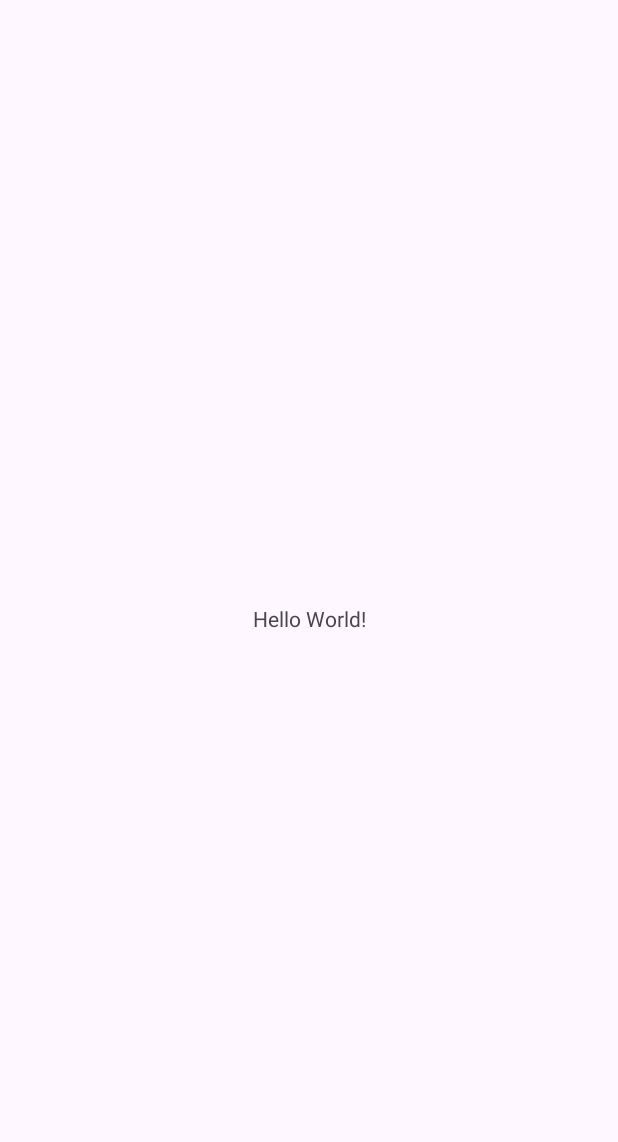
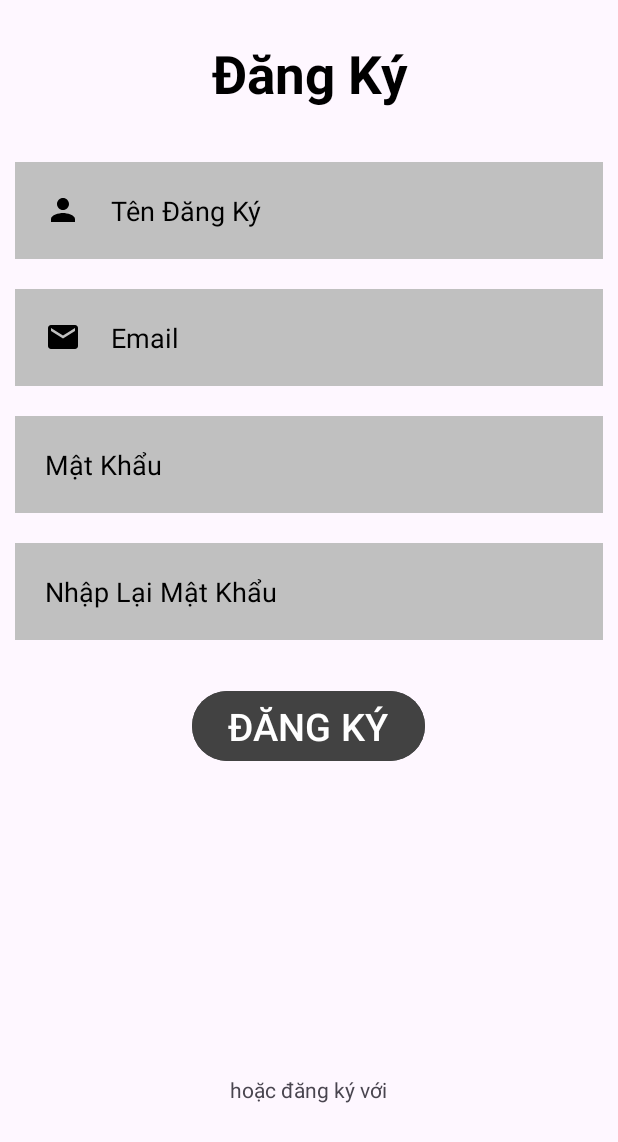
Before and after one commit to vuphuong1794/HealthCareSystem, an Android app: the screen it shows after launch (MainActivity), on a phone screen of 412 x 824 dp. Before the commit the part shown is almost empty. Shown: the top 1142 px of the screen. Run offline under Robolectric (Android 15) with nearby library versions, the phone set to English and light mode, and no system bars.

Commit message:
third push

```diff
--- /dev/null
+++ b/app/src/main/res/drawable/baseline_email_24.xml
@@ -0,0 +1,5 @@
+<vector xmlns:android="http://schemas.android.com/apk/res/android" android:height="24dp" android:tint="#000000" android:viewportHeight="24" android:viewportWidth="24" android:width="24dp">
+
+    <path android:fillColor="@android:color/white" android:pathData="M20,4L4,4c-1.1,0 -1.99,0.9 -1.99,2L2,18c0,1.1 0.9,2 2,2h16c1.1,0 2,-0.9 2,-2L22,6c0,-1.1 -0.9,-2 -2,-2zM20,8l-8,5 -8,-5L4,6l8,5 8,-5v2z"/>
+
+</vector>
--- /dev/null
+++ b/app/src/main/res/drawable/baseline_person_24.xml
@@ -0,0 +1,5 @@
+<vector xmlns:android="http://schemas.android.com/apk/res/android" android:height="24dp" android:tint="#000000" android:viewportHeight="24" android:viewportWidth="24" android:width="24dp">
+
+    <path android:fillColor="@android:color/white" android:pathData="M12,12c2.21,0 4,-1.79 4,-4s-1.79,-4 -4,-4 -4,1.79 -4,4 1.79,4 4,4zM12,14c-2.67,0 -8,1.34 -8,4v2h16v-2c0,-2.66 -5.33,-4 -8,-4z"/>
+
+</vector>
--- a/app/src/main/res/layout/activity_main.xml
+++ b/app/src/main/res/layout/activity_main.xml
@@ -1,5 +1,6 @@
 <?xml version="1.0" encoding="utf-8"?>
-<androidx.constraintlayout.widget.ConstraintLayout xmlns:android="http://schemas.android.com/apk/res/android"
+
+<RelativeLayout xmlns:android="http://schemas.android.com/apk/res/android"
 xmlns:app="http://schemas.android.com/apk/res-auto"
 xmlns:tools="http://schemas.android.com/tools"
 android:id="@+id/main"
@@ -8,12 +9,100 @@
 tools:context=".MainActivity">
 
 <TextView
+    android:layout_width="match_parent"
+    android:layout_height="wrap_content"
+    android:id="@+id/signuptitle"
+    android:text="Đăng Ký"
+    android:textSize="35sp"
+    android:textStyle="bold"
+    android:textColor="@color/black"
+    android:gravity="center"
+    android:layout_margin="25dp"/>
+
+<EditText
+    android:layout_width="match_parent"
+    android:layout_height="wrap_content"
+    android:id="@+id/username"
+    android:layout_below="@+id/signuptitle"
+    android:hint="Tên Đăng Ký"
+    android:background="#C0C0C0"
+    android:textColorHint="@color/black"
+    android:textColor="@color/black"
+    android:layout_margin="10dp"
+    android:padding="20dp"
+    android:drawableLeft="@drawable/baseline_person_24"
+    android:drawablePadding="20dp" />
+
+<EditText
+    android:layout_width="match_parent"
+    android:layout_height="wrap_content"
+    android:id="@+id/email"
+    android:layout_below="@+id/username"
+    android:hint="Email"
+    android:background="#C0C0C0"
+    android:textColorHint="@color/black"
+    android:textColor="@color/black"
+    android:layout_margin="10dp"
+    android:padding="20dp"
+    android:drawableLeft="@drawable/baseline_email_24"
+    android:drawablePadding="20dp"/>
+<EditText
+    android:layout_width="match_parent"
+    android:layout_height="wrap_content"
+    android:id="@+id/password"
+    android:layout_below="@+id/email"
+    android:hint="Mật Khẩu"
+    android:background="#C0C0C0"
+    android:textColorHint="@color/black"
+    android:textColor="@color/black"
+    android:layout_margin="10dp"
+    android:padding="20dp"
+    android:drawablePadding="20dp"
+    android:inputType="textPassword"/>
+<EditText
+    android:layout_width="match_parent"
+    android:layout_height="wrap_content"
+    android:id="@+id/repassword"
+    android:layout_below="@+id/password"
+    android:hint="Nhập Lại Mật Khẩu"
+    android:background="#C0C0C0"
+    android:textColorHint="@color/black"
+    android:textColor="@color/black"
+    android:layout_margin="10dp"
+    android:padding="20dp"
+    android:drawablePadding="20dp"
+    android:inputType="textPassword"/>
+<com.google.android.material.button.MaterialButton
     android:layout_width="wrap_content"
     android:layout_height="wrap_content"
-        android:text="Hello World!"
-        app:layout_constraintBottom_toBottomOf="parent"
-        app:layout_constraintEnd_toEndOf="parent"
-        app:layout_constraintStart_toStartOf="parent"
-        app:layout_constraintTop_toTopOf="parent" />
+    android:id="@+id/signupbtn"
+    android:text="ĐĂNG KÝ"
+    android:textSize="25dp"
+    android:layout_below="@+id/repassword"
+    android:layout_centerHorizontal="true"
+    android:backgroundTint="@color/cardview_dark_background"
+    android:layout_margin="20dp"/>
+<TextView
+    android:layout_width="wrap_content"
+    android:layout_height="wrap_content"
+    android:id="@+id/info"
+    android:layout_above="@id/socialicons"
+    android:text="hoặc đăng ký với"
+    android:layout_centerHorizontal="true"/>
+<LinearLayout
+    android:layout_width="match_parent"
+    android:layout_height="wrap_content"
+    android:id="@+id/socialicons"
+    android:gravity="center"
+    android:layout_alignParentBottom="true">
 
-</androidx.constraintlayout.widget.ConstraintLayout>
+    <ImageView
+        android:layout_width="48dp"
+        android:layout_height="48dp"
+        android:layout_margin="20dp"></ImageView>
+    <ImageView
+        android:layout_width="48dp"
+        android:layout_height="48dp"
+        android:layout_margin="20dp"></ImageView>
+</LinearLayout>
+</RelativeLayout>
```
Lines whose indentation alone changed are shown as unchanged.
